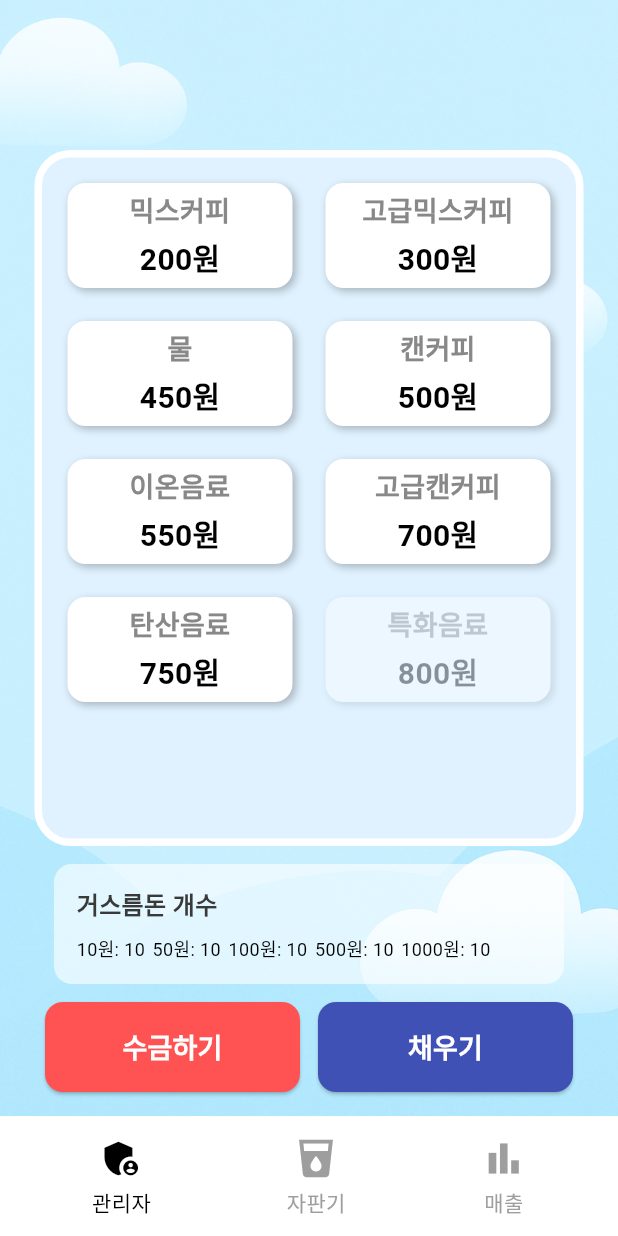
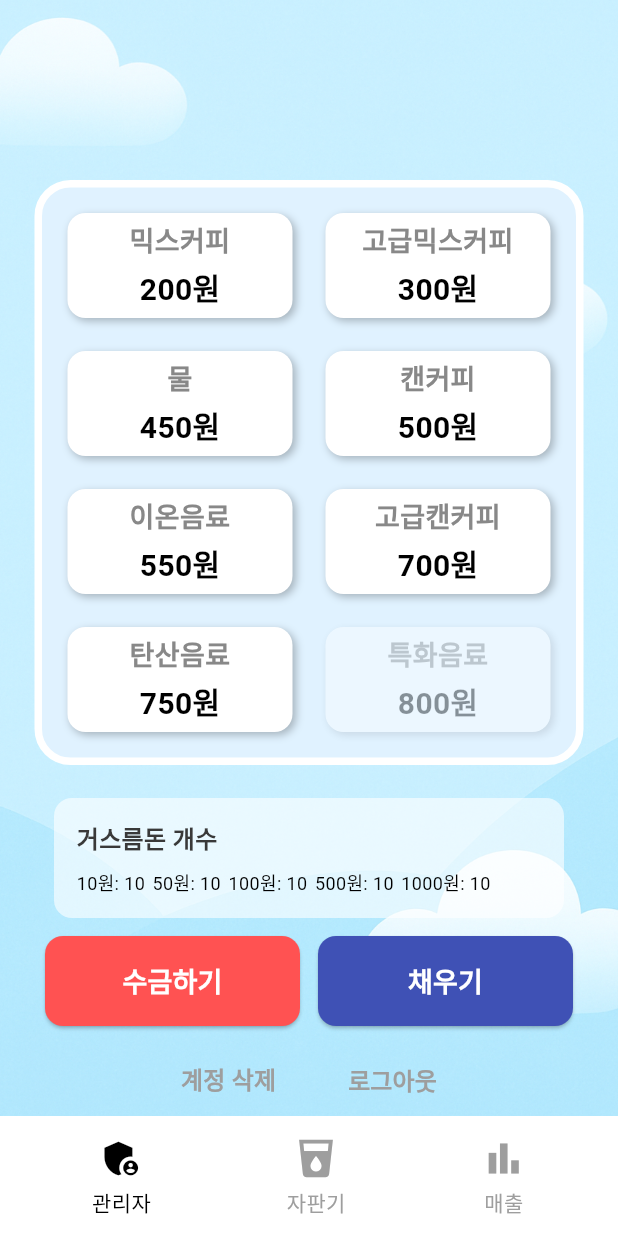
Before and after one commit to kimhamyong/np-vending-machine-app, a Flutter app: the AdminScreen screen opened by its route, on a phone screen of 412 x 824 dp. Run offline on Flutter 3.47's test engine with Material 3 defaults, Android fonts, the phone set to English and light mode, and no system bars; our stand-ins replace shared_preferences; accounts and stored records are empty; Roboto replaces fonts that are missing (Pretendard).

Commit message:
feat: 관리자 페이지에서 로그아웃, 계정삭제 구현

```diff
--- a/lib/screens/admin/widgets/admin_body.dart
+++ b/lib/screens/admin/widgets/admin_body.dart
@@ -91,18 +91,20 @@ class _AdminBodyState extends State<AdminBody> {
         ),
       ),
       child: Padding(
-        padding: const EdgeInsets.fromLTRB(16, 100, 16, 16),
+        padding: const EdgeInsets.fromLTRB(16, 120, 16, 0), // 전체 여백 유지
         child: Column(
           children: [
-            Expanded(
-              child: DrinkGridSection(
-                drinks: drinks,
-                selectedDrink: null,
-                onSelect: onSelectDrink,
-                isAdmin: true,
-              ),
+            /// 음료 그리드는 내용만 차지
+            DrinkGridSection(
+              drinks: drinks,
+              selectedDrink: null,
+              onSelect: onSelectDrink,
+              isAdmin: true,
             ),
-            const SizedBox(height: 12),
+
+            const Spacer(), // 남은 공간 밀어내기
+
+            /// 거스름돈 상태 박스
             Row(
               mainAxisAlignment: MainAxisAlignment.spaceBetween,
               children: [
@@ -110,6 +112,8 @@ class _AdminBodyState extends State<AdminBody> {
               ],
             ),
             const SizedBox(height: 12),
+
+            /// 하단 버튼
             Row(
               mainAxisAlignment: MainAxisAlignment.center,
               children: [
@@ -159,7 +163,44 @@ class _AdminBodyState extends State<AdminBody> {
                   ),
                 ),
               ],
-            )
+            ),
+            const SizedBox(height: 12),
+
+            // 계정 삭제 / 로그아웃 버튼
+            Row(
+              mainAxisAlignment: MainAxisAlignment.center,
+              children: [
+                TextButton(
+                  onPressed: () {
+                    Navigator.pushNamed(context, '/delete-account');
+                  },
+                  child: const Text(
+                    '계정 삭제',
+                    style: TextStyle(
+                      fontSize: 16,
+                      fontFamily: 'Pretendard',
+                      fontWeight: FontWeight.bold,
+                      color: Colors.grey,
+                    ),
+                  ),
+                ),
+                const SizedBox(width: 24),
+                TextButton(
+                  onPressed: () {
+                    Navigator.pushReplacementNamed(context, '/login');
+                  },
+                  child: const Text(
+                    '로그아웃',
+                    style: TextStyle(
+                      fontSize: 16,
+                      fontFamily: 'Pretendard',
+                      fontWeight: FontWeight.bold,
+                      color: Colors.grey,
+                    ),
+                  ),
+                ),
+              ],
+            ),
           ],
         ),
       ),
--- a/lib/screens/onboarding/delete_screen.dart
+++ b/lib/screens/onboarding/delete_screen.dart
@@ -25,7 +25,7 @@ class _DeleteAccountScreenState extends State<DeleteAccountScreen> {
 
     if (email.isEmpty || !email.contains('@')) {
       setState(() {
-        emailError = '올바른 아이디(이메일)를 입력해주세요.';
+        emailError = '올바른 아이디를 입력해주세요.';
       });
       return;
     }
@@ -162,7 +162,7 @@ class _DeleteAccountScreenState extends State<DeleteAccountScreen> {
                     ),
                     TextButton(
                       onPressed: () {
-                        Navigator.pushNamed(context, '/login');
+                        Navigator.pushNamed(context, '/');
                       },
                       child: const Text(
                         '로그인',
```
